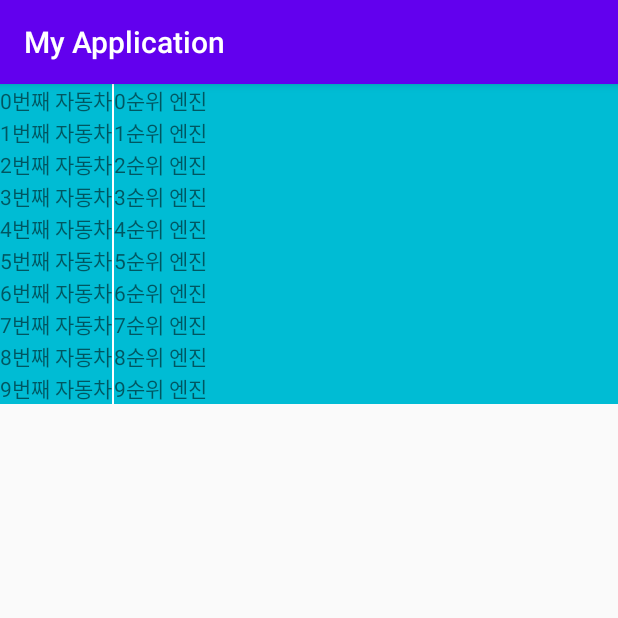
After one commit to minhyuuk/AloneAppStudy, an Android app: the AddViewActivity screen opened directly, with no data from a screen before it, on a phone screen of 412 x 824 dp, the top half of it. The commit adds this screen. Run offline under Robolectric (Android 15) with nearby library versions, the phone set to English and light mode, and no system bars.

Commit message:
View 추가

```diff
--- a/app/src/main/AndroidManifest.xml
+++ b/app/src/main/AndroidManifest.xml
@@ -9,6 +9,7 @@
         android:roundIcon="@mipmap/ic_launcher_round"
         android:supportsRtl="true"
         android:theme="@style/AppTheme">
+        <activity android:name=".Practice.AddViewActivity"></activity>
         <activity android:name=".Kotlin.Addview">
             <intent-filter>
                 <action android:name="android.intent.action.MAIN" />
@@ -16,10 +17,9 @@
                 <category android:name="android.intent.category.LAUNCHER" />
             </intent-filter>
         </activity>
-        <activity android:name=".Practice.LibraryActivity">
-        </activity>
+        <activity android:name=".Practice.LibraryActivity"></activity>
         <activity android:name=".Practice.Thread" />
-        <activity android:name=".Practice.context"></activity>
+        <activity android:name=".Practice.context" />
         <activity android:name=".Practice.Resource" />
         <activity android:name=".Practice.NullSafety" />
         <activity android:name=".Practice.FragmentActivity" />
--- /dev/null
+++ b/app/src/main/java/com/example/myapplication/Practice/AddViewActivity.kt
@@ -0,0 +1,42 @@
+package com.example.myapplication.Practice
+
+import android.content.Context
+import androidx.appcompat.app.AppCompatActivity
+import android.os.Bundle
+import android.view.LayoutInflater
+import android.widget.LinearLayout
+import android.widget.TextView
+import com.example.myapplication.R
+
+class AddViewActivity : AppCompatActivity() {
+    override fun onCreate(savedInstanceState: Bundle?) {
+        super.onCreate(savedInstanceState)
+        setContentView(R.layout.activity_add_view)
+
+        val carList = ArrayList<CarForList>()
+        for (i in 0 until 10) {
+            carList.add(CarForList("" + i + "번째 자동차", "" + i + "순위 엔진"))
+        }
+
+        val container = findViewById<LinearLayout>(R.id.addview_container)
+        val inflater = LayoutInflater.from(this@AddViewActivity)
+
+        for (i in 0 until carList.size) {
+            val itemView = inflater.inflate(R.layout.item_view, null)
+            val carNameView = itemView.findViewById<TextView>(R.id.car_name)
+            val carEngineView = itemView.findViewById<TextView>(R.id.car_engine)
+
+            carNameView.setText(carList.get(i).name)
+            carEngineView.setText(carList.get(i).engine)
+
+            container.addView(itemView)
+        }
+
+    }
+
+
+}
+
+class CarForList(val name: String, val engine: String) {
+
+}
--- a/app/src/main/res/layout/activity_addview.xml
+++ b/app/src/main/res/layout/activity_add_view.xml
@@ -4,12 +4,12 @@
     xmlns:tools="http://schemas.android.com/tools"
     android:layout_width="match_parent"
     android:layout_height="match_parent"
-    tools:context=".Kotlin.Addview">
+    tools:context=".Practice.AddViewActivity">
 
     <LinearLayout
-        android:id="@+id/AddviewContainer"
+        android:id="@+id/addview_container"
+        android:orientation="vertical"
         android:layout_width="match_parent"
-        android:layout_height="wrap_content"
-        android:orientation="vertical"/>
+        android:layout_height="wrap_content"/>
 
 </LinearLayout>
--- a/app/src/main/res/layout/item_view.xml
+++ b/app/src/main/res/layout/item_view.xml
@@ -1,24 +1,25 @@
 <?xml version="1.0" encoding="utf-8"?>
-<LinearLayout
-    xmlns:android="http://schemas.android.com/apk/res/android"
+<LinearLayout xmlns:android="http://schemas.android.com/apk/res/android"
     android:layout_width="match_parent"
     android:layout_height="match_parent"
-    android:orientation="horizontal"
-    android:background="#00BCD4">
+    android:background="#00BCD4"
+    android:orientation="horizontal">
 
     <TextView
+        android:id="@+id/car_name"
         android:layout_width="wrap_content"
         android:layout_height="wrap_content"
-        android:layout_gravity="center"
-        android:id="@+id/car_name"/>
+        android:layout_gravity="center" />
+
     <TextView
+        android:layout_width="1dp"
+        android:layout_height="match_parent"
+        android:background="#ffffff" />
+
+    <TextView
+        android:id="@+id/car_engine"
         android:layout_width="wrap_content"
         android:layout_height="wrap_content"
-        android:background="#ffffff"/>
-    <TextView
-        android:layout_width="wrap_content"
-        android:layout_height="wrap_content"
-        android:layout_gravity="center"
-        android:id="@+id/car_engine"/>
+        android:layout_gravity="center" />
 
 </LinearLayout>
```
Also changed, not shown: app/src/main/java/com/example/myapplication/Kotlin/Addview.kt (deleted, +0 -41 lines).
